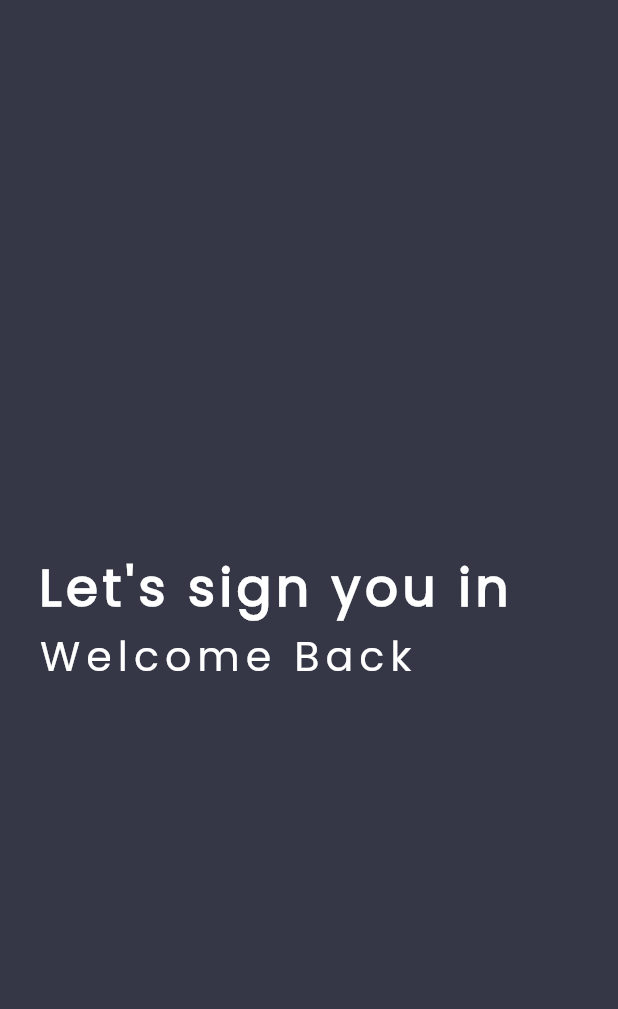
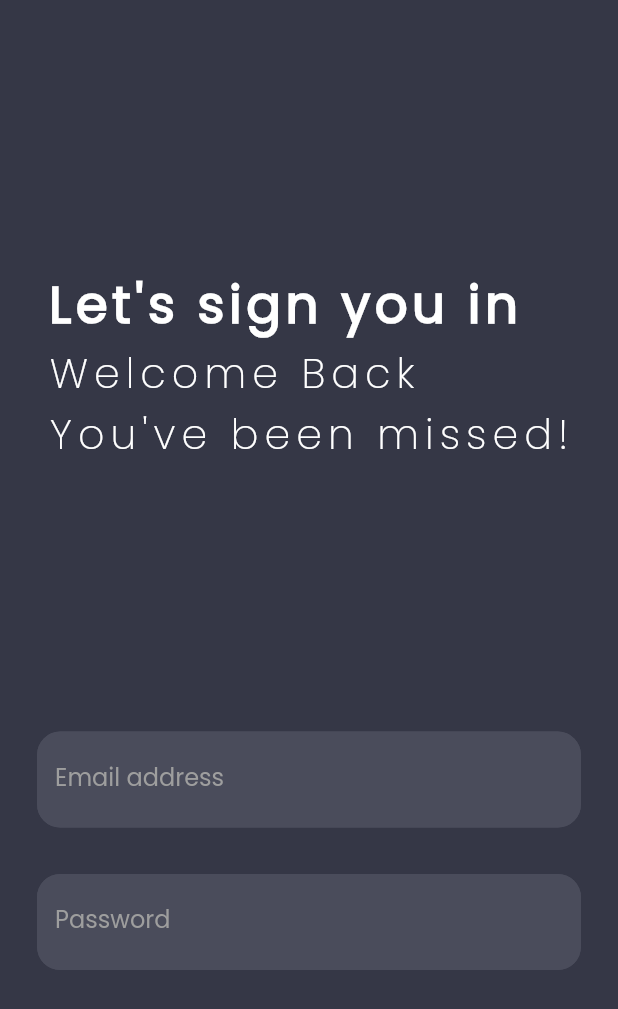
Before and after one commit to ziggy010/FYP_ESHARE, a Flutter app: the screen it shows after launch, on a phone screen of 412 x 824 dp. Shown: the top 1009 px of the screen. Run offline on Flutter 3.47's test engine with Material 2 defaults, Android fonts, the phone set to English and light mode, and no system bars; our stand-ins replace card_swiper, flutter_screenutil, get.

Commit message:
login_page

```diff
--- a/lib/View/components/login_page.dart
+++ b/lib/View/components/login_page.dart
@@ -1,4 +1,5 @@
 import 'package:e_share/Main%20files/constant.dart';
+import 'package:e_share/View/components/login_page_components./login_mid.dart';
 import 'package:e_share/View/components/login_page_components./login_top.dart';
 import 'package:flutter/material.dart';
 import 'package:flutter_screenutil/flutter_screenutil.dart';
@@ -9,7 +10,11 @@ class LoginPage extends StatelessWidget {
 
   @override
   Widget build(BuildContext context) {
-    return Scaffold(
+    return GestureDetector(
+      onTap: () {
+        FocusScope.of(context).unfocus();
+      },
+      child: Scaffold(
         backgroundColor: kBackgroundColor,
         body: Padding(
           padding: EdgeInsets.symmetric(
@@ -19,7 +24,9 @@ class LoginPage extends StatelessWidget {
             mainAxisAlignment: MainAxisAlignment.spaceEvenly,
             children: [
               LoginTop(),
+              LoginMid(),
             ],
+          ),
         ),
       ),
     );
--- /dev/null
+++ b/lib/View/components/login_page_components./login_mid.dart
@@ -0,0 +1,32 @@
+import 'package:e_share/View/components/main_components/my_textfield.dart';
+import 'package:flutter/material.dart';
+import 'package:flutter_screenutil/flutter_screenutil.dart';
+
+class LoginMid extends StatelessWidget {
+  const LoginMid({super.key});
+
+  @override
+  Widget build(BuildContext context) {
+    return Column(
+      children: [
+        MyTextfield(
+          keyboardType: TextInputType.emailAddress,
+          onSaved: (hello) {},
+          ObscureText: false,
+          hintText: 'Email address',
+          labelText: 'Email address',
+        ),
+        SizedBox(
+          height: 30.h,
+        ),
+        MyTextfield(
+          keyboardType: TextInputType.visiblePassword,
+          onSaved: (hello) {},
+          ObscureText: true,
+          hintText: 'Password',
+          labelText: 'Password',
+        ),
+      ],
+    );
+  }
+}
--- a/lib/View/components/login_page_components./login_top.dart
+++ b/lib/View/components/login_page_components./login_top.dart
@@ -22,9 +22,17 @@ class LoginTop extends StatelessWidget {
         Text(
           'Welcome Back',
           style: TextStyle(
-            fontFamily: 'poppins',
+            fontFamily: 'poppinsLight',
             fontSize: 24.sp,
-            fontWeight: FontWeight.normal,
+            letterSpacing: 4,
+            color: Colors.white,
+          ),
+        ),
+        Text(
+          'You\'ve been missed!',
+          style: TextStyle(
+            fontFamily: 'poppinsLight',
+            fontSize: 24.sp,
             letterSpacing: 4,
             color: Colors.white,
           ),
--- /dev/null
+++ b/lib/View/components/main_components/my_textfield.dart
@@ -0,0 +1,59 @@
+import 'package:flutter/material.dart';
+import 'package:flutter_screenutil/flutter_screenutil.dart';
+
+class MyTextfield extends StatelessWidget {
+  final TextInputType? keyboardType;
+  Function(String) onSaved;
+  final bool ObscureText;
+  final Icon? icon;
+  final String? hintText;
+  final String? labelText;
+
+  MyTextfield({
+    required this.keyboardType,
+    required this.onSaved,
+    required this.ObscureText,
+    this.icon,
+    required this.hintText,
+    required this.labelText,
+  });
+
+  @override
+  Widget build(BuildContext context) {
+    return TextField(
+      keyboardType: keyboardType,
+      onChanged: onSaved,
+      autocorrect: false,
+      enableSuggestions: false,
+      obscureText: ObscureText,
+      cursorColor: Colors.grey.shade400,
+      style: TextStyle(
+        color: Colors.white,
+        fontFamily: 'poppins',
+      ),
+      decoration: InputDecoration(
+        fillColor: Color(0xFF4A4C5B),
+        filled: true,
+        suffixIcon: icon,
+        enabledBorder: OutlineInputBorder(
+          borderSide: BorderSide(color: Color(0xFF4A4C5B)),
+          borderRadius: BorderRadius.circular(15.r),
+        ),
+        focusedBorder: OutlineInputBorder(
+          borderSide: BorderSide(
+            // color: Color.fromARGB(255, 120, 124, 150),
+            color: Colors.white,
+          ),
+          borderRadius: BorderRadius.circular(15.r),
+        ),
+        hintText: hintText,
+        hintStyle: TextStyle(
+          color: Colors.grey.shade600,
+        ),
+        floatingLabelStyle: TextStyle(color: Colors.grey.shade400),
+        labelStyle: TextStyle(color: Colors.grey.shade500),
+        labelText: labelText,
+      ),
+    );
+  }
+}
```
Lines whose indentation alone changed are shown as unchanged.
